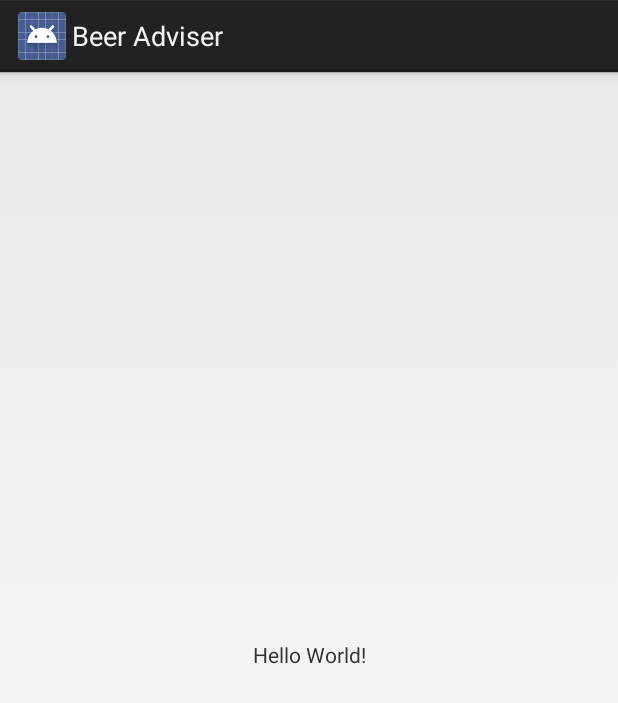
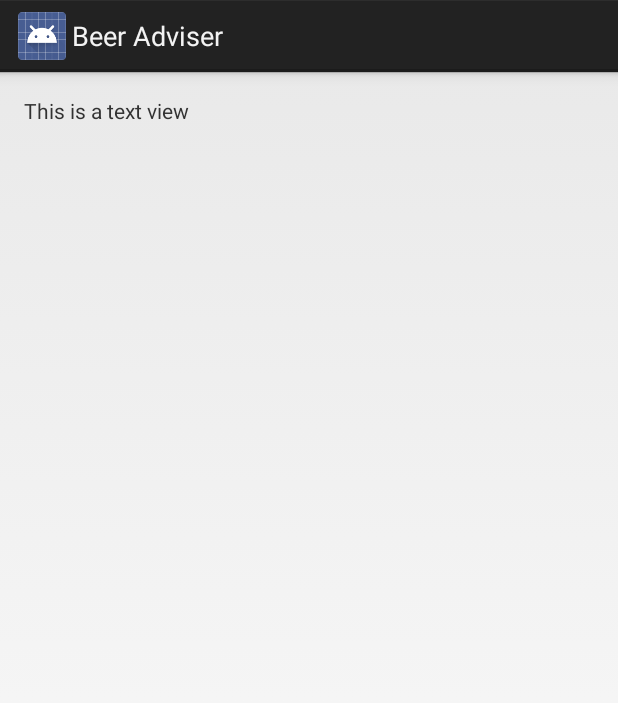
Before and after one commit to shumvlesu/beer, an Android app: the screen it shows after launch (FindBeerActivity), on a phone screen of 412 x 824 dp. Shown: the top 703 px of the screen. Run offline under Robolectric (Android 15) with nearby library versions, the phone set to English and light mode, and no system bars.

Commit message:
Поменял как в странице 79

```diff
--- a/app/src/main/res/layout/activity_find_beer.xml
+++ b/app/src/main/res/layout/activity_find_beer.xml
@@ -1,20 +1,17 @@
 <?xml version="1.0" encoding="utf-8"?>
-<android.support.constraint.ConstraintLayout xmlns:android="http://schemas.android.com/apk/res/android"
-    xmlns:app="http://schemas.android.com/apk/res-auto"
+<LinearLayout
+    xmlns:android="http://schemas.android.com/apk/res/android"
     xmlns:tools="http://schemas.android.com/tools"
     android:layout_width="match_parent"
     android:layout_height="match_parent"
-    tools:context=".FindBeerActivity">
+    android:padding="16dp"
+    android:orientation="vertical"
+    tools:context="com.hfad.beeradviser.FindBeerActivity">
+
 
     <TextView
+        android:id="@+id/textView"
         android:layout_width="wrap_content"
         android:layout_height="wrap_content"
-        android:text="Hello World!"
-        app:layout_constraintBottom_toBottomOf="parent"
-        app:layout_constraintEnd_toEndOf="parent"
-        app:layout_constraintLeft_toLeftOf="parent"
-        app:layout_constraintRight_toRightOf="parent"
-        app:layout_constraintStart_toStartOf="parent"
-        app:layout_constraintTop_toTopOf="parent" />
-
-</android.support.constraint.ConstraintLayout>
+        android:text="This is a text view" />
+</LinearLayout>
```
